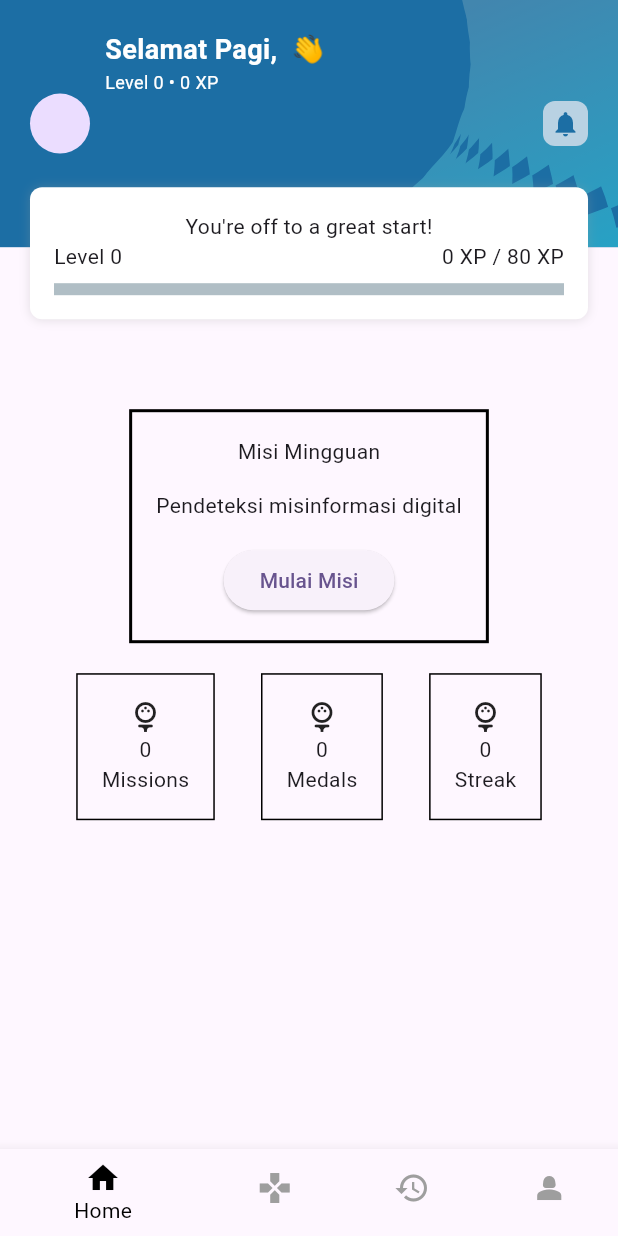
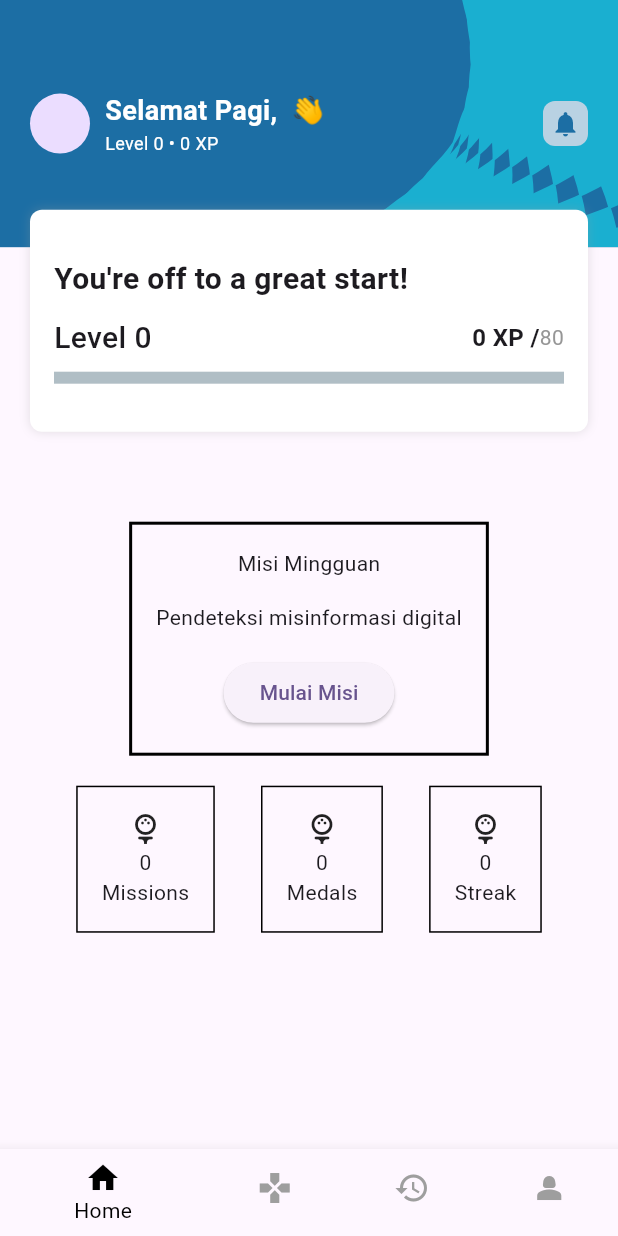
Before and after one commit to femnixx/jaganalar, a Flutter app: the Dashboard screen opened directly, on a phone screen of 412 x 824 dp. Run offline on Flutter 3.47's test engine with Material 3 defaults, Android fonts, the phone set to English and light mode, and no system bars; our stand-ins replace dash_chat_2, flutter_gemini, flutter_svg, shared_preferences, smooth_page_indicator, supabase and 1 more; accounts and stored records are empty.

Commit message:
i would rather give my head to the cartel before developing again

```diff
--- a/lib/Dashboard.dart
+++ b/lib/Dashboard.dart
@@ -6,6 +6,7 @@ import 'package:jaganalar/Profile.dart';
 import 'package:jaganalar/QuizQuestion.dart';
 import 'package:jaganalar/SignIn.dart';
 import 'package:jaganalar/UserModel.dart';
+import 'package:jaganalar/main.dart';
 import 'Supabase.dart';
 
 class Dashboard extends StatefulWidget {
@@ -35,22 +36,26 @@ class _DashboardState extends State<Dashboard> {
     return response != null ? UserModel.fromMap(response) : null;
   }
 
+  // Reworked XP calculation logic to be more reusable and clear
   int xpForNextLevel(int level) => 100 + (level - 1) * 20;
 
   Future<void> updateLevel() async {
     final user = await fetchUser(userId);
     if (user == null) return;
 
-    int currentLevel = user.level ?? 1;
     int totalXP = user.xp ?? 0;
-    int newLevel = 1, remainingXP = totalXP;
+    int newLevel = 1;
+    int requiredXPForNextLevel = xpForNextLevel(newLevel);
 
-    while (remainingXP >= xpForNextLevel(newLevel)) {
-      remainingXP -= xpForNextLevel(newLevel);
+    // Loop to determine the correct level based on total XP
+    while (totalXP >= requiredXPForNextLevel) {
+      totalXP -= requiredXPForNextLevel;
       newLevel++;
+      requiredXPForNextLevel = xpForNextLevel(newLevel);
     }
 
-    if (newLevel != currentLevel) {
+    // Only update if the level has changed
+    if (newLevel != user.level) {
       await SupabaseService.client
           .from('users')
           .update({'level': newLevel})
@@ -114,6 +119,7 @@ class _DashboardState extends State<Dashboard> {
             child: Column(
               children: [
                 _buildHeader(context, shortenName, currentLevel, currentXP),
+                SizedBox(height: 15),
                 _buildXPCard(progress, currentLevel, currentXP, xpNext),
                 _buildWeeklyMission(context),
                 _buildStats(user),
@@ -135,19 +141,26 @@ class _DashboardState extends State<Dashboard> {
       child: Stack(
         children: [
           Positioned.fill(
-            child: SvgPicture.asset('assets/maskgroup.svg', fit: BoxFit.cover),
+            child: SvgPicture.asset(
+              'assets/maskgroup.svg',
+              fit: BoxFit.cover,
+              color: Color(0xff19F0FB),
+            ),
           ),
           Padding(
-            padding: const EdgeInsets.symmetric(horizontal: 20, vertical: 20),
+            padding: const EdgeInsets.only(left: 20, right: 20),
             child: Row(
               mainAxisAlignment: MainAxisAlignment.spaceBetween,
+              crossAxisAlignment: CrossAxisAlignment.center,
               children: [
                 Row(
+                  crossAxisAlignment: CrossAxisAlignment.center,
                   children: [
                     const CircleAvatar(radius: 20),
                     const SizedBox(width: 10),
                     Column(
                       crossAxisAlignment: CrossAxisAlignment.start,
+                      mainAxisAlignment: MainAxisAlignment.center,
                       children: [
                         Text(
                           'Selamat Pagi, $name 👋',
@@ -184,7 +197,7 @@ class _DashboardState extends State<Dashboard> {
       child: Padding(
         padding: const EdgeInsets.symmetric(horizontal: 20),
         child: Container(
-          padding: const EdgeInsets.all(16),
+          padding: const EdgeInsets.symmetric(horizontal: 16, vertical: 32),
           decoration: BoxDecoration(
             color: Colors.white,
             borderRadius: BorderRadius.circular(8),
@@ -194,10 +207,40 @@ class _DashboardState extends State<Dashboard> {
           ),
           child: Column(
             children: [
-              const Text('You\'re off to a great start!'),
+              Align(
+                alignment: Alignment.topLeft,
+                child: const Text(
+                  'You\'re off to a great start!',
+                  style: TextStyle(fontSize: 20, fontWeight: FontWeight.bold),
+                ),
+              ),
+              SizedBox(height: 10),
               Row(
                 mainAxisAlignment: MainAxisAlignment.spaceBetween,
-                children: [Text('Level $level'), Text('$xp XP / $xpNext XP')],
+                children: [
+                  Text(
+                    'Level $level',
+                    style: TextStyle(fontSize: 20, fontWeight: FontWeight.w500),
+                  ),
+                  Row(
+                    children: [
+                      Text(
+                        '$xp XP /',
+                        style: TextStyle(
+                          fontSize: 16,
+                          fontWeight: FontWeight.bold,
+                        ),
+                      ),
+                      Text(
+                        '${xpNext}',
+                        style: TextStyle(
+                          fontSize: 14,
+                          color: Color(0xff969696),
+                        ),
+                      ),
+                    ],
+                  ),
+                ],
               ),
               const SizedBox(height: 8),
               LinearProgressIndicator(
--- a/lib/QuizQuestion.dart
+++ b/lib/QuizQuestion.dart
@@ -129,7 +129,6 @@ class _QuizPageState extends State<QuizPage> {
         });
       } else {
         // Quiz finished
-        updateMissionCount();
         if (!mounted) return;
         showDialog(
           context: context,
@@ -138,7 +137,10 @@ class _QuizPageState extends State<QuizPage> {
             content: Text('good job'),
             actions: [
               TextButton(
-                onPressed: () => Navigator.pop(context),
+                onPressed: () => Navigator.pop(context, {
+                  'xp_gained': 20,
+                  'missions_gained': 1,
+                }),
                 child: Text('OK'),
               ),
             ],
```
